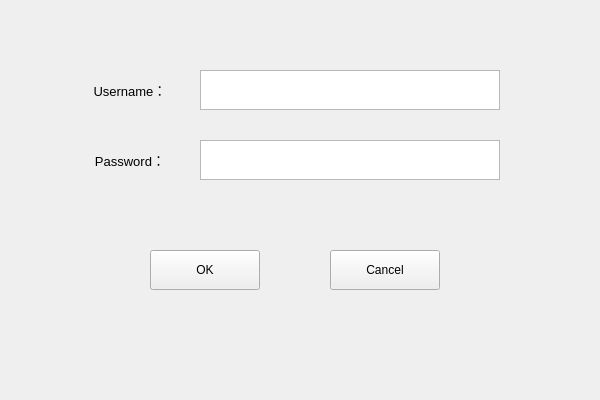
Qt form client/SimpleChatClient/SimpleChatClient/ui/SignupForm.ui (Neon2333/SimpleChat) before a commit.
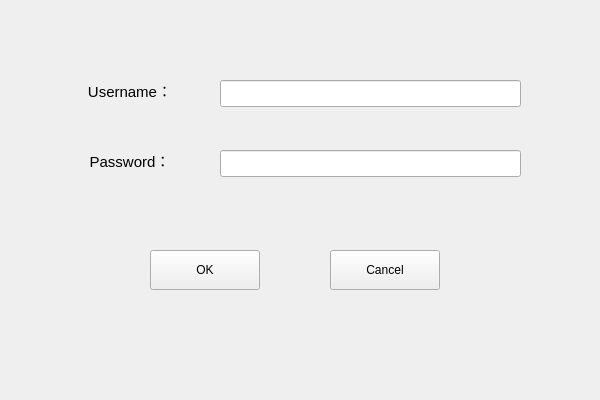
The same form after that commit.

```diff
--- a/client/SimpleChatClient/SimpleChatClient/ui/SignupForm.ui
+++ b/client/SimpleChatClient/SimpleChatClient/ui/SignupForm.ui
@@ -24,7 +24,7 @@
    </property>
    <property name="font">
     <font>
-     <pointsize>10</pointsize>
+     <pointsize>11</pointsize>
      <bold>false</bold>
     </font>
    </property>
@@ -53,16 +53,6 @@
     <number>-1</number>
    </property>
   </widget>
-  <widget class="QTextEdit" name="textEdit_password">
-   <property name="geometry">
-    <rect>
-     <x>200</x>
-     <y>140</y>
-     <width>300</width>
-     <height>40</height>
-    </rect>
-   </property>
-  </widget>
   <widget class="QLabel" name="label_username">
    <property name="geometry">
     <rect>
@@ -74,7 +64,7 @@
    </property>
    <property name="font">
     <font>
-     <pointsize>10</pointsize>
+     <pointsize>11</pointsize>
      <bold>false</bold>
     </font>
    </property>
@@ -103,16 +93,6 @@
     <number>-1</number>
    </property>
   </widget>
-  <widget class="QTextEdit" name="textEdit_username">
-   <property name="geometry">
-    <rect>
-     <x>200</x>
-     <y>70</y>
-     <width>300</width>
-     <height>40</height>
-    </rect>
-   </property>
-  </widget>
   <widget class="QPushButton" name="pushButton_ok">
    <property name="geometry">
     <rect>
@@ -139,6 +119,26 @@
     <string>Cancel</string>
    </property>
   </widget>
+  <widget class="QLineEdit" name="lineEdit_username">
+   <property name="geometry">
+    <rect>
+     <x>220</x>
+     <y>80</y>
+     <width>301</width>
+     <height>27</height>
+    </rect>
+   </property>
+  </widget>
+  <widget class="QLineEdit" name="lineEdit_password">
+   <property name="geometry">
+    <rect>
+     <x>220</x>
+     <y>150</y>
+     <width>301</width>
+     <height>27</height>
+    </rect>
+   </property>
+  </widget>
  </widget>
  <layoutdefault spacing="6" margin="11"/>
  <resources/>
```
